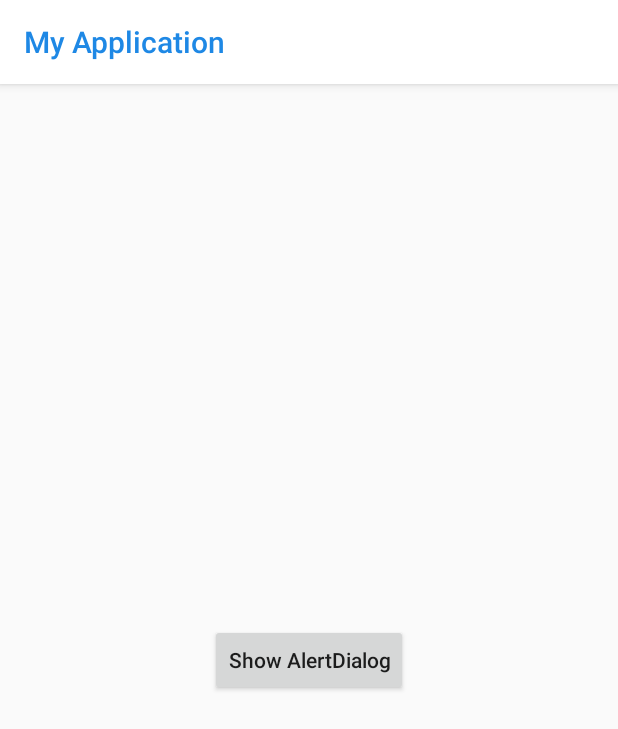
After one commit to alirezabashi98/Overview-of-previous-codes, an Android app: the AlertDialog screen opened directly, with no data from a screen before it, on a phone screen of 412 x 824 dp. The commit adds this screen. Shown: the top 729 px of the screen. Run offline under Robolectric (Android 15) with nearby library versions, the phone set to English and light mode, and no system bars.

Commit message:
end builde alertDialog

```diff
--- a/app/src/main/AndroidManifest.xml
+++ b/app/src/main/AndroidManifest.xml
@@ -9,7 +9,8 @@
         android:roundIcon="@mipmap/ic_launcher_round"
         android:supportsRtl="true"
         android:theme="@style/AppTheme">
-        <activity android:name=".SnackBar"></activity>
+        <activity android:name=".AlertDialog"></activity>
+        <activity android:name=".SnackBar" />
         <activity android:name=".TestMultiAutoCompleteTextView" />
         <activity android:name=".TestAutoCompleteTextView" />
         <activity android:name=".TestSpinner" />
--- a/app/src/main/java/com/example/myapplication/Adapter/adapter_list_code.kt
+++ b/app/src/main/java/com/example/myapplication/Adapter/adapter_list_code.kt
@@ -1,6 +1,5 @@
 package com.example.myapplication.Adapter
 
-import android.app.Activity
 import android.content.Intent
 import android.view.LayoutInflater
 import android.view.View
@@ -41,6 +40,8 @@ class adapter_list_code(private val data :List<recyDataClass>):RecyclerView.Adap
                 10 -> {holder.context.startActivity(Intent(holder.context,TestSpinner::class.java))}
                 11 -> {holder.context.startActivity(Intent(holder.context,TestAutoCompleteTextView::class.java))}
                 12 -> {holder.context.startActivity(Intent(holder.context,TestMultiAutoCompleteTextView::class.java))}
+                13 -> {holder.context.startActivity(Intent(holder.context,SnackBar::class.java))}
+                14 -> {holder.context.startActivity(Intent(holder.context,AlertDialog::class.java))}
                 else -> {Toast.makeText(holder.context,"Error",Toast.LENGTH_SHORT).show()}
             }
         }
--- /dev/null
+++ b/app/src/main/java/com/example/myapplication/AlertDialog.kt
@@ -0,0 +1,40 @@
+package com.example.myapplication
+
+import android.app.AlertDialog
+import android.content.DialogInterface
+import androidx.appcompat.app.AppCompatActivity
+import android.os.Bundle
+import android.view.View
+import android.widget.Toast
+
+class AlertDialog : AppCompatActivity() {
+    override fun onCreate(savedInstanceState: Bundle?) {
+        super.onCreate(savedInstanceState)
+        setContentView(R.layout.activity_alert_dialog)
+    }
+
+    fun onClick_ShowAlrtDialog(v:View){
+
+        AlertDialog.Builder(this)
+            .setCancelable(false)
+            .setTitle("AlertDialog")
+            .setMessage("Message")
+            .setPositiveButton("Yes"){_,_->
+                Toast.makeText(this,"Yes",Toast.LENGTH_SHORT).show()
+            }
+            .setNegativeButton("No"){_,_->
+                Toast.makeText(this,"No",Toast.LENGTH_SHORT).show()
+            }
+            .show()
+
+//        AlertDialog.Builder(this)
+//            .setItems(R.array.ary_AlertDialog, DialogInterface.OnClickListener { dialogInterface, i ->
+//                when(i){
+//                    0 -> {Toast.makeText(this,"Alert 1",Toast.LENGTH_SHORT).show()}
+//                    1 -> {Toast.makeText(this,"Alert 2",Toast.LENGTH_SHORT).show()}
+//                    2 -> {Toast.makeText(this,"Alert 3",Toast.LENGTH_SHORT).show()}
+//                }
+//            })
+//            .show()
+    }
+}
--- /dev/null
+++ b/app/src/main/res/layout/activity_alert_dialog.xml
@@ -0,0 +1,19 @@
+<?xml version="1.0" encoding="utf-8"?>
+<LinearLayout
+    xmlns:android="http://schemas.android.com/apk/res/android"
+    xmlns:app="http://schemas.android.com/apk/res-auto"
+    xmlns:tools="http://schemas.android.com/tools"
+    android:layout_width="match_parent"
+    android:layout_height="match_parent"
+    tools:context=".AlertDialog"
+    android:layout_gravity="center"
+    android:gravity="center">
+
+    <Button
+        android:onClick="onClick_ShowAlrtDialog"
+        android:layout_width="wrap_content"
+        android:layout_height="wrap_content"
+        android:textAllCaps="false"
+        android:text="Show AlertDialog" />
+
+</LinearLayout>
--- a/app/src/main/res/values/strings.xml
+++ b/app/src/main/res/values/strings.xml
@@ -1,3 +1,9 @@
 <resources>
     <string name="app_name">My Application</string>
+
+    <string-array name="ary_AlertDialog">
+        <item>Alert 1</item>
+        <item>Alert 2</item>
+        <item>Alert 3</item>
+    </string-array>
 </resources>
--- a/app/src/main/res/values/styles.xml
+++ b/app/src/main/res/values/styles.xml
@@ -4,12 +4,13 @@
         <!-- Customize your theme here. -->
         <item name="colorPrimary">@color/colorWhit</item>
         <item name="colorPrimaryDark">@color/colorBlue_900</item>
-        <item name="colorAccent">@color/colorWhit</item>
+        <item name="colorAccent">@color/colorRed</item>
         <item name="titleTextColor">@color/colorBlue_600</item>
         <item name="color">@color/colorBlue_600</item>
     </style>
 
     <style name="AppTheme2" parent="Theme.AppCompat.Light.NoActionBar">
+
     </style>
 
 </resources>
```
Also changed, not shown: app/src/main/java/com/example/myapplication/List_code.kt (+15 -14 lines).
